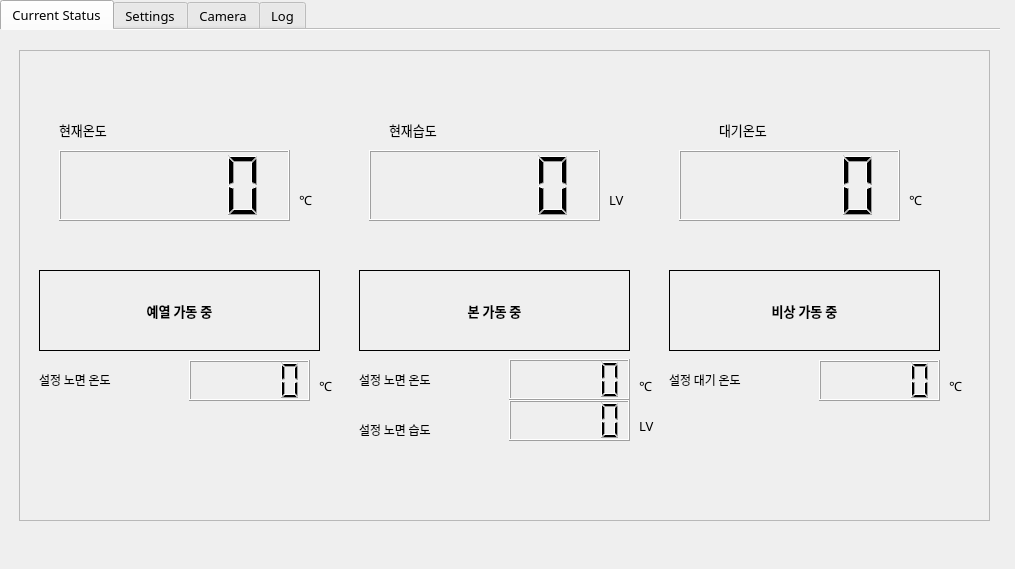
Above: SMRS_r_pi.ui from quilp007/SMRS before the change. Below: the same form after it.
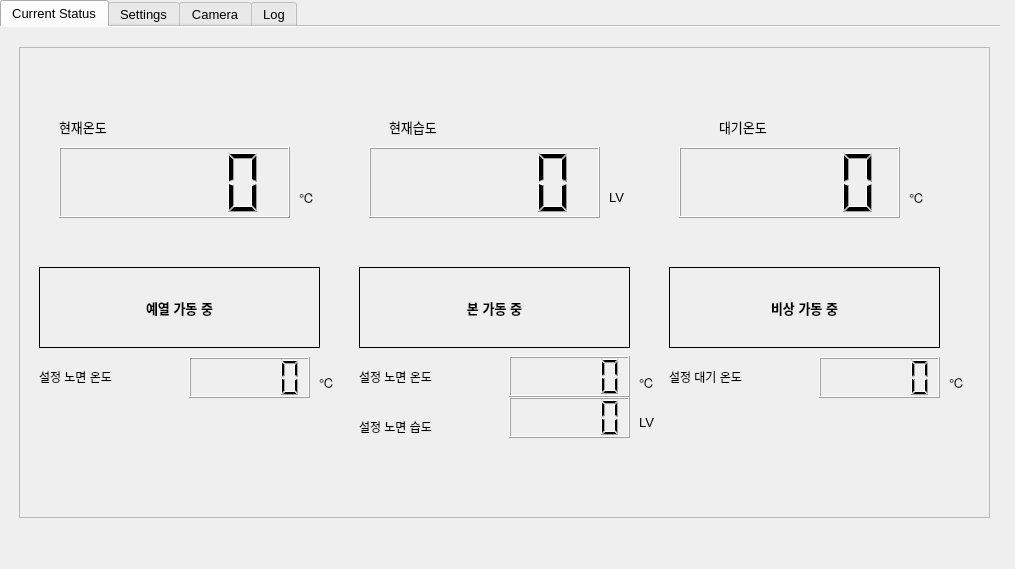
That is the form after the change. The open tabs and pages were chosen to show the change. Icons and pictures are not drawn.

Commit message: - add send_mqtt_msg, insert_log function

The edit to the form file:
```diff
--- a/SMRS_r_pi.ui
+++ b/SMRS_r_pi.ui
@@ -39,7 +39,7 @@
    </property>
    <property name="font">
     <font>
-     <family>3DS Fonticon</family>
+     <family>Arial</family>
      <pointsize>10</pointsize>
      <weight>50</weight>
      <italic>false</italic>
@@ -107,7 +107,7 @@
     </property>
     <property name="font">
      <font>
-      <family>3DS Fonticon</family>
+      <family>Arial</family>
       <pointsize>30</pointsize>
       <weight>50</weight>
       <italic>false</italic>
@@ -136,7 +136,7 @@
      </property>
      <property name="font">
       <font>
-       <family>3DS Fonticon</family>
+       <family>Arial</family>
        <pointsize>10</pointsize>
        <weight>50</weight>
        <italic>false</italic>
@@ -164,7 +164,7 @@
       </property>
       <property name="font">
        <font>
-        <family>3DS Fonticon</family>
+        <family>Arial</family>
         <pointsize>10</pointsize>
         <weight>50</weight>
         <italic>false</italic>
@@ -196,7 +196,7 @@
       </property>
       <property name="font">
        <font>
-        <family>3DS Fonticon</family>
+        <family>Arial</family>
         <pointsize>10</pointsize>
         <weight>50</weight>
         <italic>false</italic>
@@ -222,7 +222,7 @@
       </property>
       <property name="font">
        <font>
-        <family>3DS Fonticon</family>
+        <family>Arial</family>
         <pointsize>10</pointsize>
        </font>
       </property>
@@ -241,7 +241,7 @@
       </property>
       <property name="font">
        <font>
-        <family>3DS Fonticon</family>
+        <family>Arial</family>
         <pointsize>10</pointsize>
         <weight>50</weight>
         <italic>false</italic>
@@ -273,7 +273,7 @@
       </property>
       <property name="font">
        <font>
-        <family>3DS Fonticon</family>
+        <family>Arial</family>
         <pointsize>10</pointsize>
        </font>
       </property>
@@ -292,7 +292,7 @@
       </property>
       <property name="font">
        <font>
-        <family>3DS Fonticon</family>
+        <family>Arial</family>
         <pointsize>10</pointsize>
        </font>
       </property>
@@ -317,7 +317,7 @@
       </property>
       <property name="font">
        <font>
-        <family>3DS Fonticon</family>
+        <family>Arial</family>
         <pointsize>10</pointsize>
        </font>
       </property>
@@ -342,7 +342,7 @@
       </property>
       <property name="font">
        <font>
-        <family>3DS Fonticon</family>
+        <family>Arial</family>
         <pointsize>10</pointsize>
         <weight>50</weight>
         <italic>false</italic>
@@ -374,7 +374,7 @@
       </property>
       <property name="font">
        <font>
-        <family>3DS Fonticon</family>
+        <family>Arial</family>
         <pointsize>10</pointsize>
         <weight>50</weight>
         <italic>false</italic>
@@ -406,7 +406,7 @@
       </property>
       <property name="font">
        <font>
-        <family>3DS Fonticon</family>
+        <family>Arial</family>
         <pointsize>10</pointsize>
         <weight>75</weight>
         <bold>true</bold>
@@ -443,7 +443,7 @@
       </property>
       <property name="font">
        <font>
-        <family>3DS Fonticon</family>
+        <family>Arial</family>
         <pointsize>10</pointsize>
         <weight>75</weight>
         <italic>false</italic>
@@ -475,7 +475,7 @@
       </property>
       <property name="font">
        <font>
-        <family>3DS Fonticon</family>
+        <family>Arial</family>
         <pointsize>10</pointsize>
         <weight>75</weight>
         <italic>false</italic>
@@ -507,7 +507,7 @@
       </property>
       <property name="font">
        <font>
-        <family>3DS Fonticon</family>
+        <family>Arial</family>
         <pointsize>9</pointsize>
         <weight>50</weight>
         <bold>false</bold>
@@ -528,7 +528,7 @@
       </property>
       <property name="font">
        <font>
-        <family>3DS Fonticon</family>
+        <family>Arial</family>
         <pointsize>9</pointsize>
         <weight>50</weight>
         <italic>false</italic>
@@ -554,7 +554,7 @@
       </property>
       <property name="font">
        <font>
-        <family>3DS Fonticon</family>
+        <family>Arial</family>
         <pointsize>9</pointsize>
         <weight>50</weight>
         <italic>false</italic>
@@ -580,7 +580,7 @@
       </property>
       <property name="font">
        <font>
-        <family>3DS Fonticon</family>
+        <family>Arial</family>
         <pointsize>9</pointsize>
         <weight>50</weight>
         <italic>false</italic>
@@ -606,7 +606,7 @@
       </property>
       <property name="font">
        <font>
-        <family>3DS Fonticon</family>
+        <family>Arial</family>
         <pointsize>10</pointsize>
         <weight>50</weight>
         <italic>false</italic>
@@ -638,7 +638,7 @@
       </property>
       <property name="font">
        <font>
-        <family>3DS Fonticon</family>
+        <family>Arial</family>
         <pointsize>10</pointsize>
         <weight>50</weight>
         <italic>false</italic>
@@ -664,7 +664,7 @@
       </property>
       <property name="font">
        <font>
-        <family>3DS Fonticon</family>
+        <family>Arial</family>
         <pointsize>10</pointsize>
         <weight>50</weight>
         <italic>false</italic>
@@ -690,7 +690,7 @@
       </property>
       <property name="font">
        <font>
-        <family>3DS Fonticon</family>
+        <family>Arial</family>
         <pointsize>10</pointsize>
        </font>
       </property>
@@ -709,7 +709,7 @@
       </property>
       <property name="font">
        <font>
-        <family>3DS Fonticon</family>
+        <family>Arial</family>
         <pointsize>10</pointsize>
         <weight>50</weight>
         <italic>false</italic>
@@ -735,7 +735,7 @@
       </property>
       <property name="font">
        <font>
-        <family>3DS Fonticon</family>
+        <family>Arial</family>
         <pointsize>10</pointsize>
         <weight>50</weight>
         <italic>false</italic>
@@ -761,7 +761,7 @@
       </property>
       <property name="font">
        <font>
-        <family>3DS Fonticon</family>
+        <family>Arial</family>
         <pointsize>10</pointsize>
         <weight>50</weight>
         <italic>false</italic>
@@ -787,7 +787,7 @@
       </property>
       <property name="font">
        <font>
-        <family>3DS Fonticon</family>
+        <family>Arial</family>
         <pointsize>10</pointsize>
         <weight>50</weight>
         <italic>false</italic>
@@ -813,7 +813,7 @@
       </property>
       <property name="font">
        <font>
-        <family>3DS Fonticon</family>
+        <family>Arial</family>
         <pointsize>10</pointsize>
        </font>
       </property>
```
Left out of the diff: 22 changed lines with no effect on the pictures. The commit also changes 2 other files.
